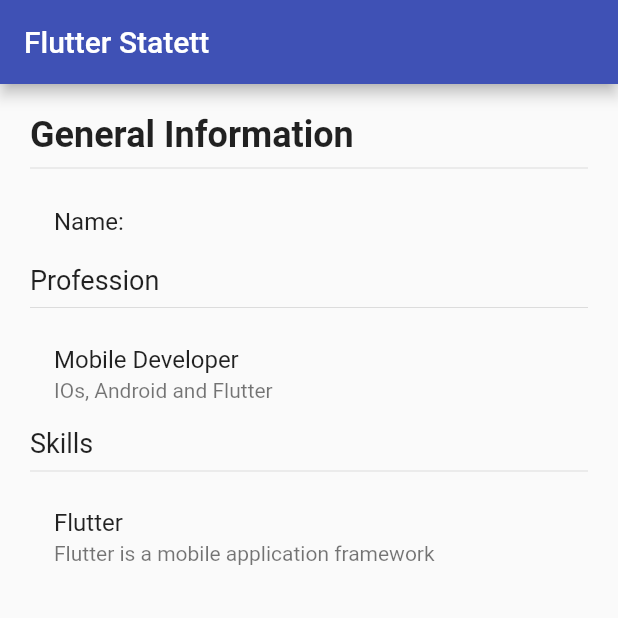
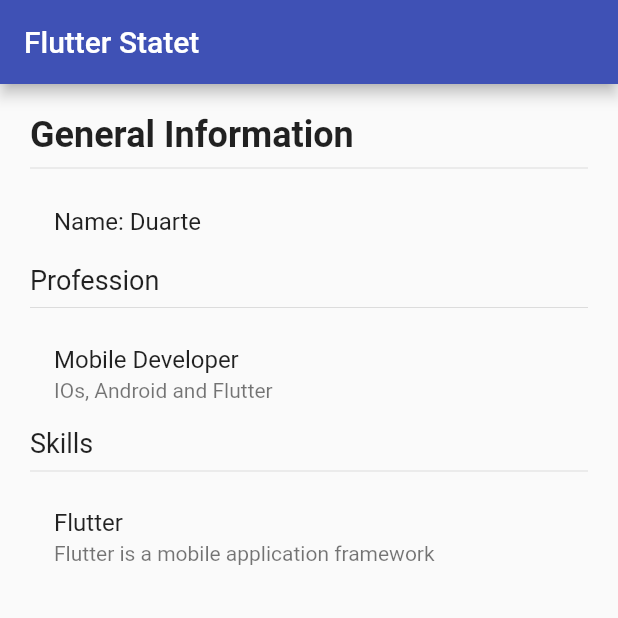
Before and after one commit to manuelduarte077/flutter-state, a Flutter app: the screen it shows after launch, on a phone screen of 412 x 824 dp, the top half of it. Run offline on Flutter 3.47's test engine with Material 2 defaults, Android fonts, the phone set to English and light mode, and no system bars; our stand-ins replace flutter_bloc; accounts and stored records are empty.

```diff
--- a/lib/app/app.dart
+++ b/lib/app/app.dart
@@ -14,7 +14,7 @@ class MyApp extends StatelessWidget {
       debugShowCheckedModeBanner: false,
       home: Scaffold(
         appBar: AppBar(
-          title: const Text('Flutter Statett'),
+          title: const Text('Flutter Statet'),
         ),
         body: const HomeScreen1(),
       ),
--- a/lib/screens/singleton/screens_1.dart
+++ b/lib/screens/singleton/screens_1.dart
@@ -1,7 +1,5 @@
 import 'package:flutter/material.dart';
-import 'package:flutter_state/models/user.dart';
 import 'package:flutter_state/screens/singleton/screens_2.dart';
-import 'package:flutter_state/services/user_service.dart';
 
 class HomeScreen1 extends StatelessWidget {
   const HomeScreen1({Key? key}) : super(key: key);
@@ -9,11 +7,7 @@ class HomeScreen1 extends StatelessWidget {
   @override
   Widget build(BuildContext context) {
     return Scaffold(
-      body: userService.existeUsuario
-          ? UserInformacion(usuario: userService.userInfo)
-          : const Center(
-              child: Text('Not user found'),
-            ),
+      body: UserInformacion(),
       floatingActionButton: FloatingActionButton(
         onPressed: () {
           Navigator.push(
@@ -30,10 +24,8 @@ class HomeScreen1 extends StatelessWidget {
 }
 
 class UserInformacion extends StatelessWidget {
-  final User usuario;
   const UserInformacion({
     Key? key,
-    required this.usuario,
   }) : super(key: key);
 
   @override
@@ -54,7 +46,7 @@ class UserInformacion extends StatelessWidget {
           ),
           const Divider(),
           ListTile(
-            title: Text("Name: ${usuario.name}"),
+            title: Text("Name: Duarte"),
           ),
           const Text(
             'Profession',
```
Also changed, not shown: lib/screens/bloc/user/usuario_cubit.dart (added, +11 -0 lines), lib/screens/bloc/user/usuario_state.dart (added, +17 -0 lines), pubspec.yaml (+4 -4 lines), pubspec.lock.
